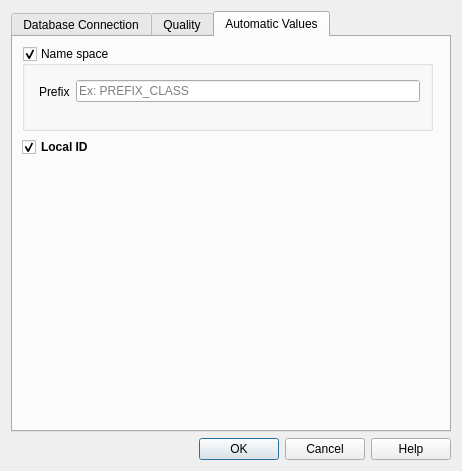
Before: the Qt Designer form asistente_ladm_col/ui/settings_dialog.ui in SwissTierrasColombia/Asistente-LADM-COL, drawn with Qt 5.
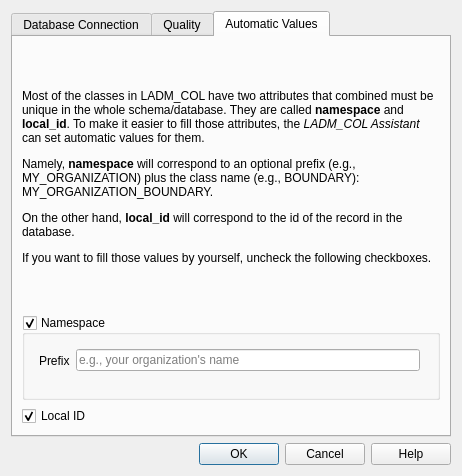
After: the same form once the commit is applied. The open tabs and pages were chosen to show the change. Custom widgets are drawn as their Qt base class.

Commit message: Reset automatic values if checkboxes are unchecked; adjust control and variable names as well as imports

What changed in the file:
```diff
--- a/asistente_ladm_col/ui/settings_dialog.ui
+++ b/asistente_ladm_col/ui/settings_dialog.ui
@@ -7,7 +7,7 @@
     <x>0</x>
     <y>0</y>
     <width>462</width>
-    <height>471</height>
+    <height>476</height>
    </rect>
   </property>
   <property name="sizePolicy">
@@ -269,20 +269,29 @@
       <attribute name="title">
        <string>Automatic Values</string>
       </attribute>
-      <widget class="QWidget" name="">
-       <property name="geometry">
-        <rect>
-         <x>9</x>
-         <y>9</y>
-         <width>411</width>
-         <height>111</height>
-        </rect>
-       </property>
+      <layout class="QGridLayout" name="gridLayout_3">
+       <item row="0" column="0">
        <layout class="QVBoxLayout" name="verticalLayout">
         <item>
-         <widget class="QgsCollapsibleGroupBox" name="name_space_collapsible_group_box">
+          <widget class="QLabel" name="label_10">
+           <property name="text">
+            <string>&lt;html&gt;&lt;head/&gt;&lt;body&gt;&lt;p&gt;Most of the classes in LADM_COL have two attributes that combined must be unique in the whole schema/database. They are called &lt;span style=&quot; font-weight:600;&quot;&gt;namespace&lt;/span&gt; and &lt;span style=&quot; font-weight:600;&quot;&gt;local_id&lt;/span&gt;. To make it easier to fill those attributes, the &lt;span style=&quot; font-style:italic;&quot;&gt;LADM_COL Assistant&lt;/span&gt; can set automatic values for them. &lt;/p&gt;&lt;p&gt;Namely, &lt;span style=&quot; font-weight:600;&quot;&gt;namespace&lt;/span&gt; will correspond to an optional prefix (e.g., MY_ORGANIZATION) plus the class name (e.g., BOUNDARY): MY_ORGANIZATION_BOUNDARY.&lt;/p&gt;&lt;p&gt;On the other hand, &lt;span style=&quot; font-weight:600;&quot;&gt;local_id&lt;/span&gt; will correspond to the id of the record in the database.&lt;/p&gt;&lt;p&gt;If you want to fill those values by yourself, uncheck the following checkboxes.&lt;/p&gt;&lt;/body&gt;&lt;/html&gt;</string>
+           </property>
+           <property name="wordWrap">
+            <bool>true</bool>
+           </property>
+          </widget>
+         </item>
+         <item>
+          <widget class="QgsCollapsibleGroupBox" name="namespace_collapsible_group_box">
+           <property name="maximumSize">
+            <size>
+             <width>16777215</width>
+             <height>85</height>
+            </size>
+           </property>
           <property name="title">
-           <string>Name space</string>
+            <string>Namespace</string>
           </property>
           <property name="flat">
            <bool>true</bool>
@@ -293,7 +302,7 @@
           <property name="checked">
            <bool>true</bool>
           </property>
-          <widget class="QWidget" name="">
+           <widget class="QWidget" name="layoutWidget">
            <property name="geometry">
             <rect>
              <x>17</x>
@@ -322,7 +331,7 @@
                <string>&lt;html&gt;&lt;head/&gt;&lt;body&gt;&lt;p&gt;&lt;br/&gt;&lt;/p&gt;&lt;/body&gt;&lt;/html&gt;</string>
               </property>
               <property name="placeholderText">
-               <string>Ex: PREFIX_CLASS</string>
+                <string>e.g., your organization's name</string>
               </property>
              </widget>
             </item>
@@ -334,8 +343,8 @@
          <widget class="QCheckBox" name="local_id_checkbox">
           <property name="font">
            <font>
-            <weight>75</weight>
-            <bold>true</bold>
+             <weight>50</weight>
+             <bold>false</bold>
            </font>
           </property>
           <property name="text">
@@ -347,7 +356,8 @@
          </widget>
         </item>
        </layout>
-      </widget>
+       </item>
+      </layout>
      </widget>
     </widget>
    </item>
```
Left out of the diff: 8 changed lines with no effect on the pictures. Lines whose indentation alone changed are shown as unchanged. The commit also changes 7 other files.
